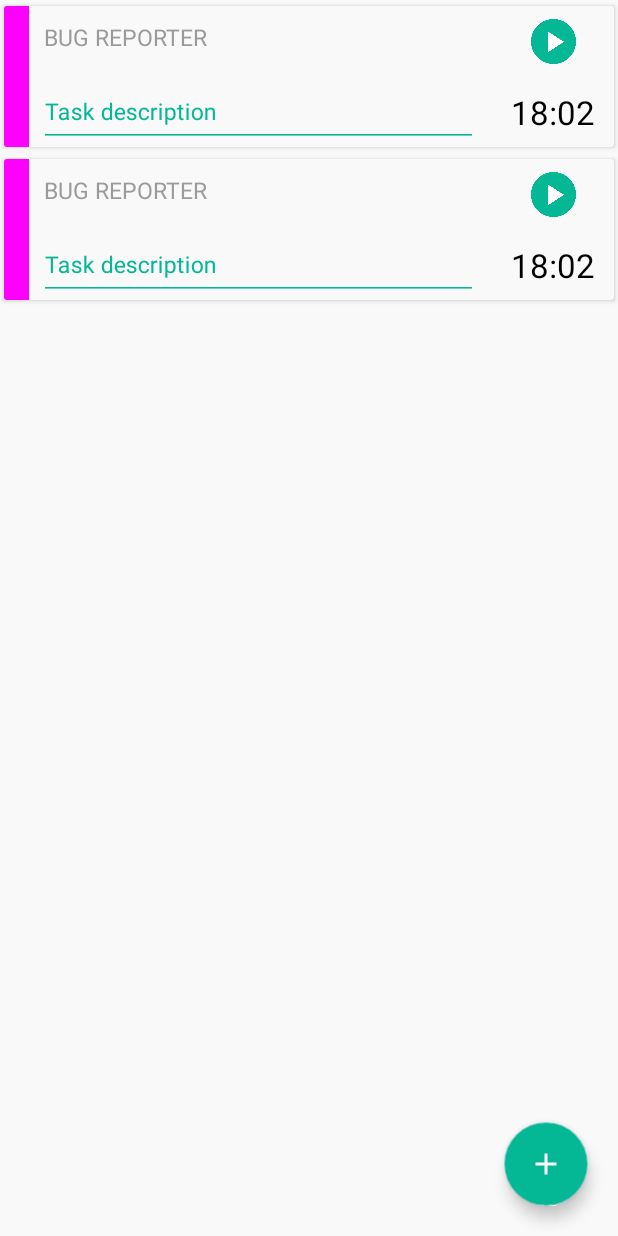
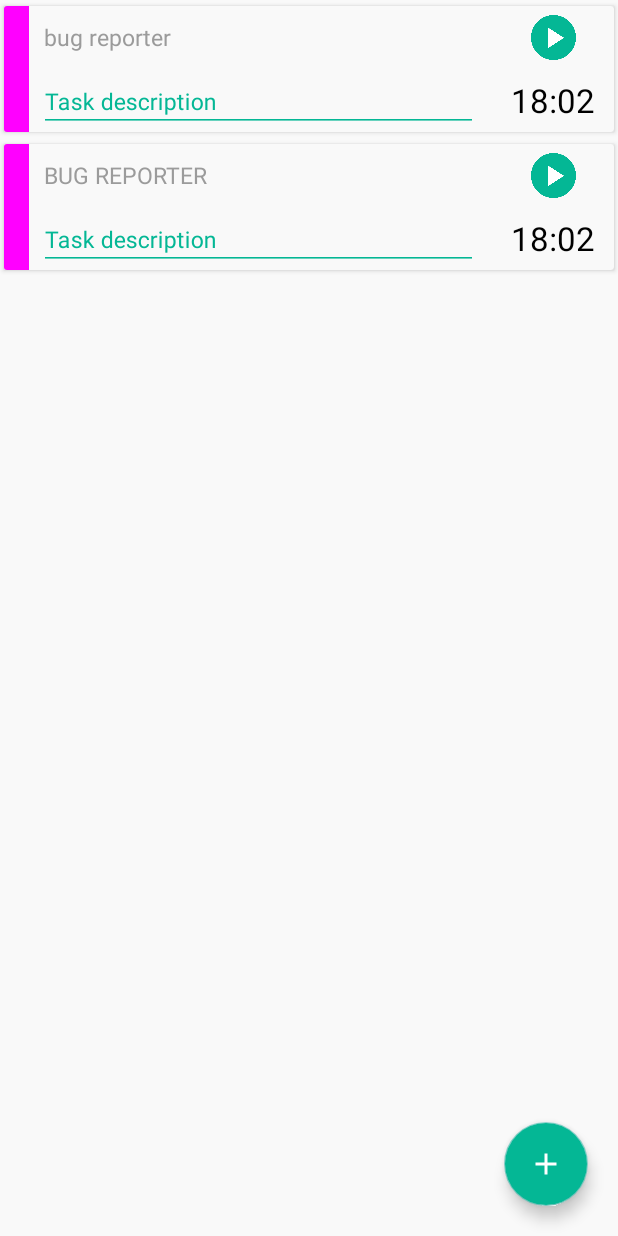
Before and after one commit to EEInternship/TimeTracker2, an Android app: the StartWorkActivity screen opened directly, with no data from a screen before it, on a phone screen of 412 x 824 dp. Run offline under Robolectric (Android 15) with nearby library versions, the phone set to English and light mode, and no system bars.

Commit message:
Minor Fixes
30.3.2017

```diff
--- a/app/src/main/AndroidManifest.xml
+++ b/app/src/main/AndroidManifest.xml
@@ -17,6 +17,7 @@
             </intent-filter>
         </activity>
         <activity android:name=".StartWorkActivity"></activity>
+        <activity android:name=".ProfileActivity"></activity>
     </application>
 
 </manifest>
--- a/app/src/main/res/layout/cardview_start_work.xml
+++ b/app/src/main/res/layout/cardview_start_work.xml
@@ -38,7 +38,8 @@
                     android:id="@+id/project_name"
                     android:layout_width="match_parent"
                     android:layout_height="match_parent"
-                    android:padding="10dp"
+                    android:paddingTop="10dp"
+                    android:paddingLeft="10dp"
                     android:text="PROJECT NAME"
                     android:textColor="#9b9b9b"
                     android:textSize="15dp" />
--- a/app/src/main/res/values/strings.xml
+++ b/app/src/main/res/values/strings.xml
@@ -1,7 +1,7 @@
 <resources>
     <string name="app_name">TimeTracker</string>
     <string-array name="day_name">
-        <item>"BUG REPORTER"</item>
+        <item>"bug reporter"</item>
         <item>"BUG REPORTER"</item>
     </string-array>
     <string-array name="date_name">
```
